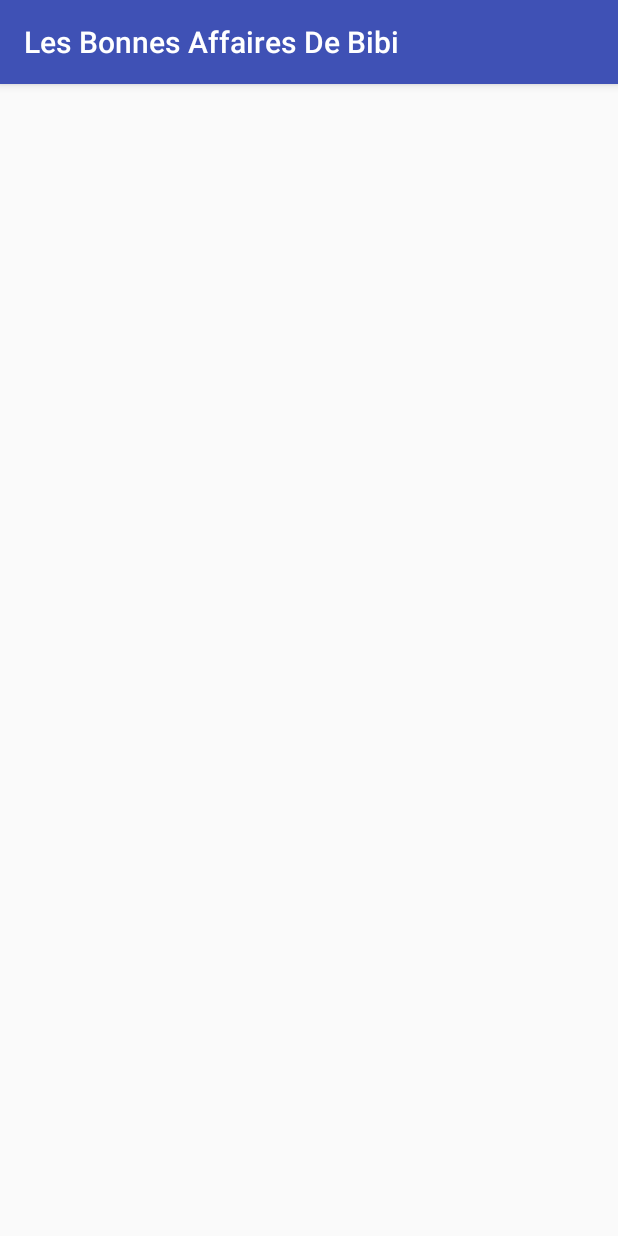
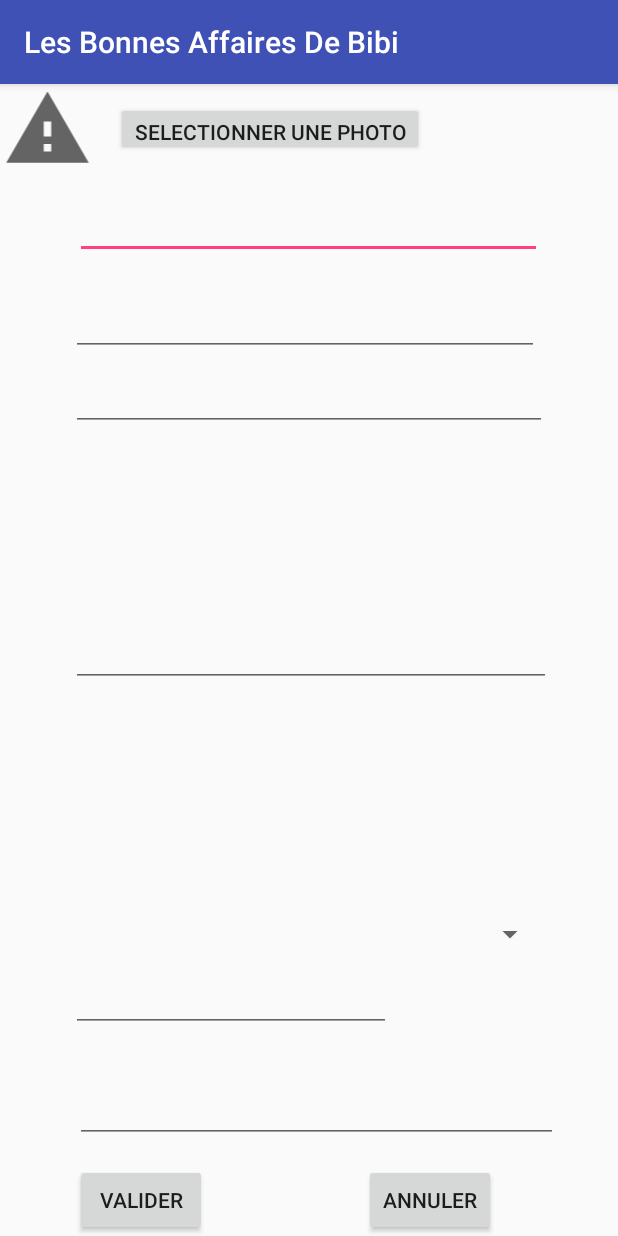
Before and after one commit to ynov-informatique-lyon-1621/android-project, an Android app: the ActivityAdvertCreate screen opened directly, with no data from a screen before it, on a phone screen of 412 x 824 dp. Run offline under Robolectric (Android 15) with nearby library versions, the phone set to English and light mode, and no system bars.

Commit message:
Design ActivityAdvertCreate

```diff
--- a/app/src/main/res/layout/activity_creation.xml
+++ b/app/src/main/res/layout/activity_creation.xml
@@ -1,9 +1,116 @@
 <?xml version="1.0" encoding="utf-8"?>
-<android.support.constraint.ConstraintLayout xmlns:android="http://schemas.android.com/apk/res/android"
+<RelativeLayout xmlns:android="http://schemas.android.com/apk/res/android"
     xmlns:app="http://schemas.android.com/apk/res-auto"
     xmlns:tools="http://schemas.android.com/tools"
     android:layout_width="match_parent"
     android:layout_height="match_parent"
     tools:context=".app.ActivityAdvertCreate">
 
-</android.support.constraint.ConstraintLayout>
+    <ImageView
+        android:id="@+id/imageCreation"
+        android:layout_width="63dp"
+        android:layout_height="60dp"
+        android:src="?android:attr/alertDialogIcon"
+        tools:layout_editor_absoluteX="16dp"
+        tools:layout_editor_absoluteY="16dp" />
+
+    <Button
+        android:id="@+id/selectImgCreation"
+        android:layout_width="wrap_content"
+        android:layout_height="36dp"
+        android:layout_alignParentStart="true"
+        android:layout_alignParentTop="true"
+        android:layout_marginStart="77dp"
+        android:layout_marginTop="12dp"
+        android:text="Selectionner une photo"
+        tools:layout_editor_absoluteX="91dp"
+        tools:layout_editor_absoluteY="40dp" />
+
+    <EditText
+        android:id="@+id/nameCreation"
+        android:layout_width="311dp"
+        android:layout_height="wrap_content"
+        android:layout_alignParentTop="true"
+        android:layout_centerHorizontal="true"
+        android:layout_marginTop="71dp"
+        android:ems="10"
+        android:inputType="textPersonName"
+        tools:layout_editor_absoluteX="16dp"
+        tools:layout_editor_absoluteY="108dp" />
+
+    <EditText
+        android:id="@+id/mailCreation"
+        android:layout_width="312dp"
+        android:layout_height="wrap_content"
+        android:layout_alignStart="@+id/mdpCreation"
+        android:layout_alignParentTop="true"
+        android:layout_marginTop="136dp"
+        android:ems="10"
+        android:inputType="textEmailAddress" />
+
+    <EditText
+        android:id="@+id/mdpCreation"
+        android:layout_width="317dp"
+        android:layout_height="34dp"
+        android:layout_alignParentTop="true"
+        android:layout_centerHorizontal="true"
+        android:layout_marginTop="197dp"
+        android:ems="10"
+        android:inputType="textPassword" />
+
+    <EditText
+        android:id="@+id/mdpConfirmCreation"
+        android:layout_width="320dp"
+        android:layout_height="36dp"
+        android:layout_alignStart="@+id/mailCreation"
+        android:layout_centerVertical="true"
+        android:ems="10"
+        android:inputType="textPassword" />
+
+    <Spinner
+        android:id="@+id/categorieCreation"
+        android:layout_width="314dp"
+        android:layout_height="wrap_content"
+        android:layout_alignStart="@+id/nameCreation"
+        android:layout_alignParentBottom="true"
+        android:layout_marginBottom="189dp" />
+
+    <EditText
+        android:id="@+id/prixCreation"
+        android:layout_width="wrap_content"
+        android:layout_height="36dp"
+        android:layout_alignStart="@+id/mailCreation"
+        android:layout_alignParentBottom="true"
+        android:layout_marginStart="0dp"
+        android:layout_marginBottom="136dp"
+        android:ems="10"
+        android:inputType="number" />
+
+    <EditText
+        android:id="@+id/descriptionCreation"
+        android:layout_width="322dp"
+        android:layout_height="57dp"
+        android:layout_alignStart="@+id/nameCreation"
+        android:layout_alignParentBottom="true"
+        android:layout_marginStart="0dp"
+        android:layout_marginBottom="62dp"
+        android:ems="10"
+        android:inputType="textPersonName" />
+
+    <Button
+        android:id="@+id/validerCreation"
+        android:layout_width="wrap_content"
+        android:layout_height="wrap_content"
+        android:layout_alignStart="@+id/nameCreation"
+        android:layout_alignParentBottom="true"
+        android:text="Valider" />
+
+    <Button
+        android:id="@+id/cancelCreation"
+        android:layout_width="wrap_content"
+        android:layout_height="wrap_content"
+        android:layout_alignParentEnd="true"
+        android:layout_alignParentBottom="true"
+        android:layout_marginEnd="81dp"
+        android:text="Annuler" />
+</RelativeLayout>
```
